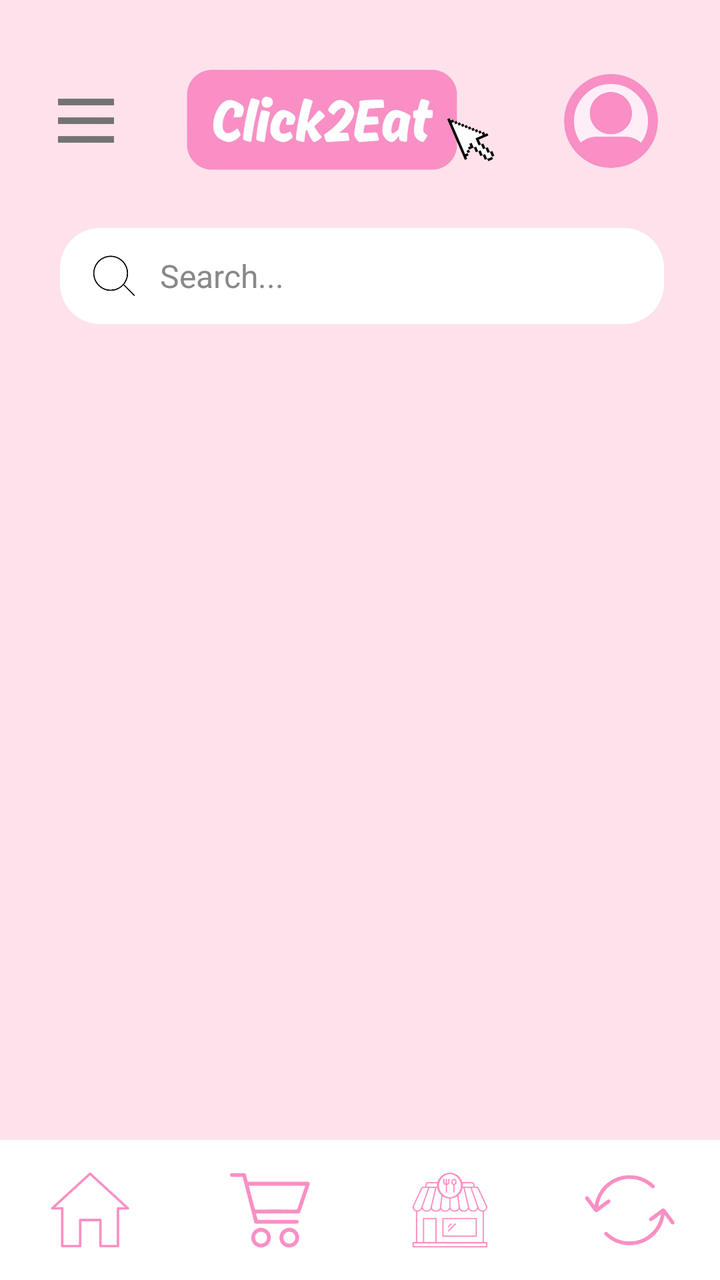
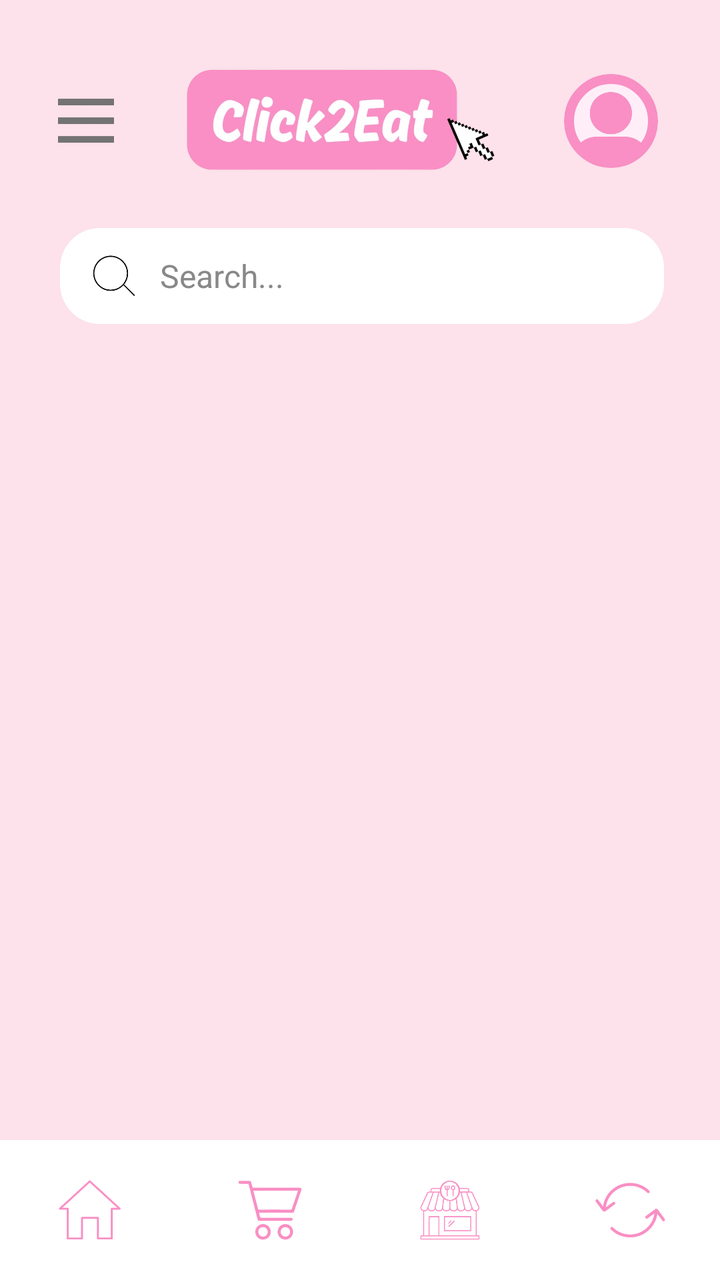

Before-and-after screenshots of an Android layout around one commit, followed by the original layout XML and the change that was made.
<!-- AndroidManifest.xml: application theme Theme.Click2Eat -->
<!-- res/layout/activity_search.xml -->
<?xml version="1.0" encoding="utf-8"?>
<LinearLayout xmlns:android="http://schemas.android.com/apk/res/android"
    android:layout_width="match_parent"
    android:layout_height="match_parent"
    android:background="#FDE1EB"
    android:orientation="vertical">

    
    <ScrollView
        android:layout_width="match_parent"
        android:layout_height="0dp"
        android:layout_weight="1"
        android:fillViewport="true">

        <LinearLayout
            android:layout_width="match_parent"
            android:layout_height="wrap_content"
            android:orientation="vertical"
            android:paddingStart="20dp"
            android:paddingTop="25dp"
            android:paddingEnd="18dp"
            android:paddingBottom="20dp">

            
            <LinearLayout
                android:layout_width="match_parent"
                android:layout_height="71dp"
                android:gravity="center_vertical"
                android:orientation="horizontal">

                <ImageView
                    android:layout_width="28dp"
                    android:layout_height="30dp"
                    android:layout_marginStart="9dp"
                    android:contentDescription="Menu"
                    android:src="@drawable/three_line_icon" />

                <ImageView
                    android:layout_width="0dp"
                    android:layout_height="58dp"
                    android:layout_weight="1"
                    android:contentDescription="Click2Eat logo"
                    android:scaleType="fitCenter"
                    android:src="@drawable/click2eat_logo_no_bg" />

                <ImageView
                    android:id="@+id/ivProfile"
                    android:layout_width="47dp"
                    android:layout_height="47dp"
                    android:layout_marginEnd="13dp"
                    android:background="@drawable/bg_profile_circle"
                    android:clipToOutline="true"
                    android:contentDescription="Open profile"
                    android:scaleType="centerCrop"
                    android:src="@drawable/default_profile2" />

            </LinearLayout>

            
            <LinearLayout
                android:layout_width="match_parent"
                android:layout_height="48dp"
                android:layout_marginStart="10dp"
                android:layout_marginTop="18dp"
                android:layout_marginEnd="10dp"
                android:background="@drawable/bg_profile_card"
                android:gravity="center_vertical"
                android:orientation="horizontal"
                android:paddingStart="16dp"
                android:paddingEnd="8dp">

                <ImageView
                    android:id="@+id/btnSearch"
                    android:layout_width="22dp"
                    android:layout_height="22dp"
                    android:contentDescription="Search"
                    android:scaleType="centerInside"
                    android:src="@drawable/search_icon" />

                <EditText
                    android:id="@+id/etSearch"
                    android:layout_width="0dp"
                    android:layout_height="match_parent"
                    android:layout_weight="1"
                    android:background="@android:color/transparent"
                    android:hint="Search..."
                    android:inputType="text"
                    android:paddingStart="12dp"
                    android:singleLine="true"
                    android:textColor="@color/click_text"
                    android:textColorHint="#888888"
                    android:textSize="16sp" />

            </LinearLayout>

            <TextView
                android:id="@+id/tvNoResults"
                android:layout_width="match_parent"
                android:layout_height="wrap_content"
                android:layout_marginTop="12dp"
                android:gravity="center"
                android:text="No matching results found."
                android:textColor="@color/click_text"
                android:visibility="gone" />

            
            <androidx.recyclerview.widget.RecyclerView
                android:id="@+id/rvRestaurantResults"
                android:layout_width="352dp"
                android:layout_height="wrap_content"
                android:layout_marginLeft="10dp"
                android:layout_marginTop="20dp"
                android:nestedScrollingEnabled="false" />

            
            <androidx.recyclerview.widget.RecyclerView
                android:id="@+id/rvMenuResults"
                android:layout_width="352dp"
                android:layout_height="wrap_content"
                android:layout_marginLeft="10dp"
                android:layout_marginTop="10dp"
                android:nestedScrollingEnabled="false" />

        </LinearLayout>

    </ScrollView>

    
    <LinearLayout
        android:layout_width="match_parent"
        android:layout_height="70dp"
        android:background="@color/click_white"
        android:gravity="center"
        android:orientation="horizontal">

        <ImageButton
            android:id="@+id/btnHome"
            android:layout_width="0dp"
            android:layout_height="match_parent"
            android:layout_weight="1"
            android:background="@android:color/transparent"
            android:contentDescription="Home"
            android:padding="16dp"
            android:scaleType="centerInside"
            android:src="@drawable/dashboard_icon" />

        <ImageButton
            android:id="@+id/btnCart"
            android:layout_width="0dp"
            android:layout_height="match_parent"
            android:layout_weight="1"
            android:background="@android:color/transparent"
            android:contentDescription="Cart"
            android:padding="16dp"
            android:scaleType="centerInside"
            android:src="@drawable/cart_icon" />

        <ImageButton
            android:id="@+id/btnRestaurants"
            android:layout_width="0dp"
            android:layout_height="match_parent"
            android:layout_weight="1"
            android:background="@android:color/transparent"
            android:contentDescription="Restaurants"
            android:padding="16dp"
            android:scaleType="centerInside"
            android:src="@drawable/restaurants_icon" />

        <ImageButton
            android:id="@+id/btnOrders"
            android:layout_width="0dp"
            android:layout_height="match_parent"
            android:layout_weight="1"
            android:background="@android:color/transparent"
            android:contentDescription="Order history"
            android:padding="17dp"
            android:scaleType="centerInside"
            android:src="@drawable/history_icon" />

    </LinearLayout>

</LinearLayout>
<!-- resources referenced by this layout -->
<resources>
  <color name="click_text">#000000</color>
  <color name="click_white">#FFFFFF</color>
  <!-- drawable bg_profile_card (drawable) -->
  <?xml version="1.0" encoding="utf-8"?>
  <shape xmlns:android="http://schemas.android.com/apk/res/android">
      <solid android:color="@color/click_white"/>
      <corners android:radius="20dp"/>
  </shape>
  <!-- drawable bg_profile_circle (drawable) -->
  <?xml version="1.0" encoding="utf-8"?>
  <shape xmlns:android="http://schemas.android.com/apk/res/android"
      android:shape="oval">
  
      <solid android:color="@color/click_light_pink"/>
  
      <stroke
          android:width="5dp"
          android:color="@color/click_pink"/>
  
  </shape>
  <!-- drawable cart_icon: png bitmap (drawable, 4194 bytes) -->
  <!-- drawable click2eat_logo_no_bg: png bitmap (drawable, 139894 bytes) -->
  <!-- drawable dashboard_icon: png bitmap (drawable, 2342 bytes) -->
  <!-- drawable default_profile2: png bitmap (drawable, 52318 bytes) -->
  <!-- drawable history_icon: png bitmap (drawable, 4571 bytes) -->
  <!-- drawable restaurants_icon: png bitmap (drawable, 7734 bytes) -->
  <!-- drawable search_icon: png bitmap (drawable, 6468 bytes) -->
  <!-- drawable three_line_icon: png bitmap (drawable, 2015 bytes) -->
  <style name="Theme.Click2Eat" parent="Base.Theme.Click2Eat" />
  <color name="click_light_pink">#ffeef8</color>
  <color name="click_pink">#f98fc4</color>
  <style name="Base.Theme.Click2Eat" parent="Theme.Material3.DayNight.NoActionBar">
          
          
      </style>
</resources>

<!-- the commit's change to res/layout/activity_search.xml (unified diff, before → after) -->
@@ -140,7 +140,7 @@
             android:layout_weight="1"
             android:background="@android:color/transparent"
             android:contentDescription="Home"
-            android:padding="16dp"
+            android:padding="20dp"
             android:scaleType="centerInside"
             android:src="@drawable/dashboard_icon" />
 
@@ -151,7 +151,7 @@
             android:layout_weight="1"
             android:background="@android:color/transparent"
             android:contentDescription="Cart"
-            android:padding="16dp"
+            android:padding="20dp"
             android:scaleType="centerInside"
             android:src="@drawable/cart_icon" />
 
@@ -162,7 +162,7 @@
             android:layout_weight="1"
             android:background="@android:color/transparent"
             android:contentDescription="Restaurants"
-            android:padding="16dp"
+            android:padding="20dp"
             android:scaleType="centerInside"
             android:src="@drawable/restaurants_icon" />
 
@@ -173,7 +173,7 @@
             android:layout_weight="1"
             android:background="@android:color/transparent"
             android:contentDescription="Order history"
-            android:padding="17dp"
+            android:padding="21dp"
             android:scaleType="centerInside"
             android:src="@drawable/history_icon" />
 
